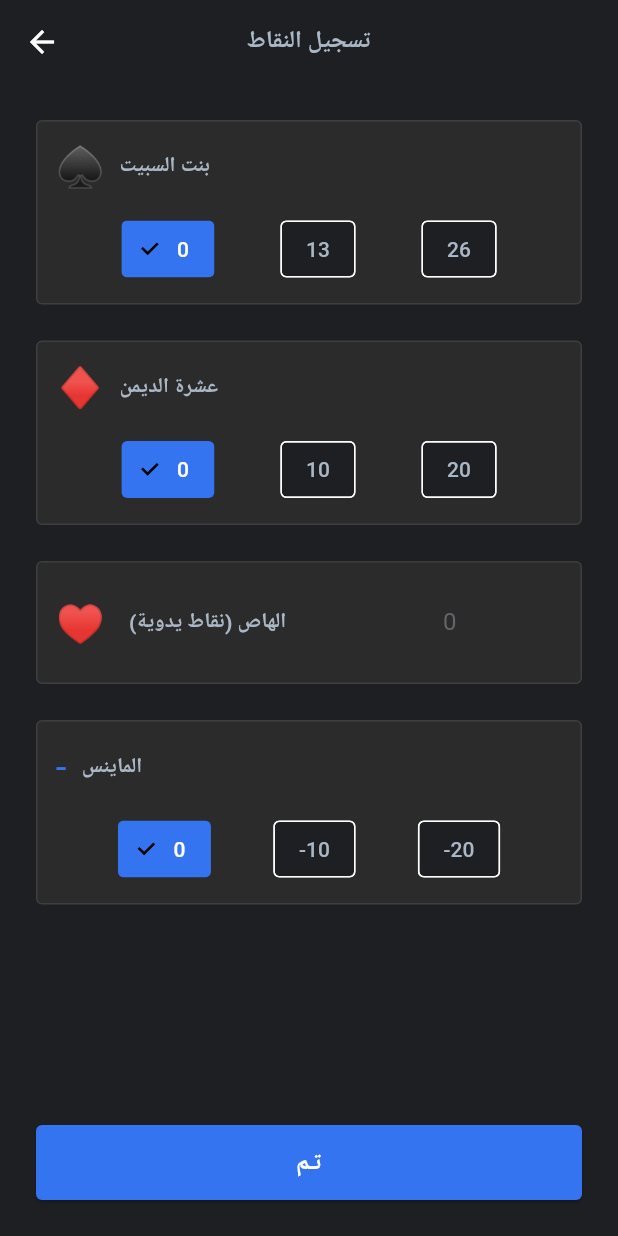
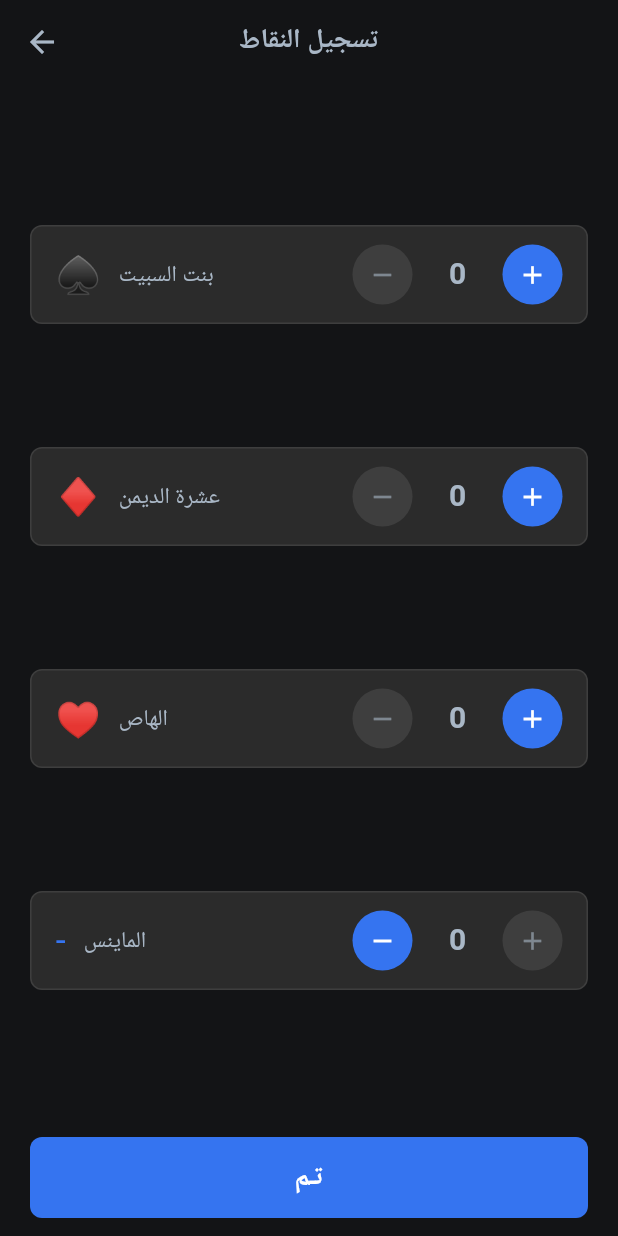
Before and after one commit to akanazi0/bent_al_sabeet, a Flutter app: the ScoreEntryScreen screen opened directly, on a phone screen of 412 x 824 dp. Run offline on Flutter 3.47's test engine with Material 3 defaults, Android fonts, the phone set to English and light mode, and no system bars; our stand-ins replace device_preview.

Commit message:
Refactor: Codebase cleanup, font bundling, and UI optimizations. Standardized Rubik font, removed unused screens/code, and optimized startup for web.

```diff
--- a/lib/features/scoring/presentation/screens/score_entry_screen.dart
+++ b/lib/features/scoring/presentation/screens/score_entry_screen.dart
@@ -18,118 +18,169 @@ class _ScoreEntryScreenState extends State<ScoreEntryScreen> {
   @override
   Widget build(BuildContext context) {
     return Scaffold(
-      backgroundColor: const Color(0xFF1E1F22),
       appBar: AppBar(
-        backgroundColor: const Color(0xFF1E1F22),
         elevation: 0,
-        title: const Text('تسجيل النقاط',
-          style: TextStyle(color: Color(0xFFA9B7C6), fontSize: 16, fontWeight: FontWeight.bold)),
+        leading: IconButton(
+          tooltip: '',
+          icon: const Icon(Icons.arrow_back),
+          onPressed: () => Navigator.of(context).pop(),
         ),
-      body: Column(
+        title: Text(
+          'تسجيل النقاط',
+          style: TextStyle(
+            color: Theme.of(context).appBarTheme.foregroundColor,
+            fontSize: 18,
+            fontWeight: FontWeight.w600,
+          ),
+        ),
+        centerTitle: true,
+      ),
+      body: SafeArea(
+        child: Padding(
+          padding: const EdgeInsets.symmetric(horizontal: 20.0, vertical: 12.0),
+          child: Column(
             children: [
               Expanded(
-            child: SingleChildScrollView(
-              padding: const EdgeInsets.all(24.0),
-              child: ConstrainedBox(
-                constraints: BoxConstraints(minHeight: MediaQuery.of(context).size.height * 0.5),
-                child: IntrinsicHeight(
                 child: Column(
-                    mainAxisAlignment: MainAxisAlignment.center,
+                  mainAxisAlignment: MainAxisAlignment.spaceEvenly,
                   children: [
-                          _buildOption('♠', 'بنت السبيت', [0, 13, 26], (val) => setState(() => sibeeta = val), sibeeta),
-                      const SizedBox(height: 24),
-                      _buildOption('♦', 'عشرة الديمن', [0, 10, 20], (val) => setState(() => deman = val), deman),
-                      const SizedBox(height: 24),
-                      Container(
-                        padding: const EdgeInsets.all(12),
-                        decoration: BoxDecoration(
-                          color: const Color(0xFF2B2B2B),
-                          borderRadius: BorderRadius.circular(4),
-                          border: Border.all(color: const Color(0xFF3E3E3E)),
-                        ),
-                        child: ListTile(
-                          contentPadding: EdgeInsets.zero,
-                              leading: const Text('♥', style: TextStyle(color: Color(0xFF3574F0), fontSize: 26)),
-                          title: const Text('الهاص (نقاط يدوية)', style: TextStyle(color: Color(0xFFA9B7C6), fontSize: 14, fontWeight: FontWeight.bold)),
-                          trailing: SizedBox(
-                            width: 80,
-                            child: TextField(
-                              keyboardType: TextInputType.number,
-                              style: const TextStyle(color: Colors.white),
-                              decoration: const InputDecoration(
-                                hintText: '0',
-                                hintStyle: TextStyle(color: Color(0xFF626569)),
-                                border: InputBorder.none,
-                              ),
-                              onChanged: (val) => setState(() => hash = int.tryParse(val) ?? 0),
-                            ),
-                          ),
-                        ),
-                      ),
-                      const SizedBox(height: 24),
-                      _buildOption('-', 'الماينس', [0, -10, -20], (val) => setState(() => minus = val), minus),
+                    _buildIncrementOption('♠', 'بنت السبيت', sibeeta, 13, 0, 26, (val) => setState(() => sibeeta = val)),
+                    _buildIncrementOption('♦', 'عشرة الديمن', deman, 10, 0, 20, (val) => setState(() => deman = val)),
+                    _buildIncrementOption('♥', 'الهاص', hash, 1, 0, 26, (val) => setState(() => hash = val)),
+                    _buildIncrementOption('-', 'الماينس', minus, 10, -20, 0, (val) => setState(() => minus = val)),
                   ],
                 ),
               ),
-              ),
-            ),
-          ),
-          Padding(
-            padding: const EdgeInsets.all(24.0),
-            child: SizedBox(
+              const SizedBox(height: 16),
+              SizedBox(
                 width: double.infinity,
-              height: 50,
+                height: 54,
                 child: ElevatedButton(
                   style: ElevatedButton.styleFrom(
                     backgroundColor: const Color(0xFF3574F0),
-                  shape: RoundedRectangleBorder(borderRadius: BorderRadius.circular(4)),
+                    foregroundColor: Colors.white,
+                    shape: RoundedRectangleBorder(
+                      borderRadius: BorderRadius.circular(8),
+                    ),
+                    elevation: 0,
                   ),
                   onPressed: () {
                     context.read<GameProvider>().addPendingScoreComponents(
                           sibeeta: sibeeta, deman: deman, hash: hash, minus: minus);
                     Navigator.pop(context);
                   },
-                child: const Text('تـم', style: TextStyle(fontWeight: FontWeight.bold, fontSize: 16)),
+                  child: const Text(
+                    'تـم',
+                    style: TextStyle(
+                      fontSize: 18,
+                      fontWeight: FontWeight.w600,
                     ),
                   ),
-          )
+                ),
+              ),
+            ],
+          ),
+        ),
+      ),
+    );
+  }
+
+  Widget _buildIncrementOption(String icon, String title, int currentVal, int step, int minVal, int maxVal, Function(int) onUpdate) {
+    return Container(
+      padding: const EdgeInsets.symmetric(horizontal: 16, vertical: 12),
+      decoration: BoxDecoration(
+        color: Theme.of(context).colorScheme.surface,
+        borderRadius: BorderRadius.circular(8),
+        border: Border.all(color: Theme.of(context).dividerColor, width: 1),
+      ),
+      child: Row(
+        children: [
+          // Icon and title
+          Expanded(
+            flex: 2,
+            child: Row(
+              children: [
+                Text(
+                  icon,
+                  style: TextStyle(
+                    color: Theme.of(context).colorScheme.primary,
+                    fontSize: 24,
+                    fontWeight: FontWeight.w400,
+                  ),
+                ),
+                const SizedBox(width: 12),
+                Expanded(
+                  child: Text(
+                    title,
+                    style: TextStyle(
+                      color: Theme.of(context).textTheme.bodyLarge?.color,
+                      fontSize: 15,
+                      fontWeight: FontWeight.w500,
+                    ),
+                  ),
+                ),
+              ],
+            ),
+          ),
+          // Controls
+          Row(
+            mainAxisSize: MainAxisSize.min,
+            children: [
+              // Minus button
+              _buildControlButton(
+                icon: Icons.remove,
+                isEnabled: currentVal > minVal,
+                onPressed: () => onUpdate(currentVal - step),
+              ),
+              // Current value display
+              Container(
+                width: 60,
+                alignment: Alignment.center,
+                child: Text(
+                  '$currentVal',
+                  style: TextStyle(
+                    color: Theme.of(context).textTheme.bodyLarge?.color,
+                    fontSize: 20,
+                    fontWeight: FontWeight.w600,
+                  ),
+                ),
+              ),
+              // Plus button
+              _buildControlButton(
+                icon: Icons.add,
+                isEnabled: currentVal < maxVal,
+                onPressed: () => onUpdate(currentVal + step),
+              ),
+            ],
+          ),
         ],
       ),
     );
   }
 
-  Widget _buildOption(String icon, String title, List<int> values, Function(int) onSelect, int currentVal) {
-    return Container(
-      padding: const EdgeInsets.all(12),
+  Widget _buildControlButton({
+    required IconData icon,
+    required bool isEnabled,
+    required VoidCallback onPressed,
+  }) {
+    return Material(
+      color: Colors.transparent,
+      child: InkWell(
+        onTap: isEnabled ? onPressed : null,
+        borderRadius: BorderRadius.circular(20),
+        child: Container(
+          width: 40,
+          height: 40,
           decoration: BoxDecoration(
-        color: const Color(0xFF2B2B2B),
-        borderRadius: BorderRadius.circular(4),
-        border: Border.all(color: const Color(0xFF3E3E3E)),
+            color: isEnabled ? Theme.of(context).colorScheme.primary : Theme.of(context).dividerColor,
+            borderRadius: BorderRadius.circular(20),
           ),
-      child: Column(
-        crossAxisAlignment: CrossAxisAlignment.start,
-        children: [
-          Row(
-            children: [
-                Text(icon, style: const TextStyle(color: Color(0xFF3574F0), fontSize: 26)),
-                const SizedBox(width: 10),
-              Text(title, style: const TextStyle(color: Color(0xFFA9B7C6), fontSize: 14, fontWeight: FontWeight.bold)),
-            ],
+          child: Icon(
+            icon,
+            color: isEnabled ? Colors.white : Theme.of(context).textTheme.bodyMedium?.color?.withOpacity(0.6),
+            size: 20,
           ),
-          const SizedBox(height: 12),
-          Row(
-            mainAxisAlignment: MainAxisAlignment.spaceEvenly,
-            children: values.map((v) => ChoiceChip(
-              label: Text('$v'),
-              selected: currentVal == v,
-              selectedColor: const Color(0xFF3574F0),
-              backgroundColor: const Color(0xFF1E1F22),
-              labelStyle: TextStyle(color: currentVal == v ? Colors.white : const Color(0xFFA9B7C6)),
-              shape: RoundedRectangleBorder(borderRadius: BorderRadius.circular(4)),
-              onSelected: (selected) => onSelect(v),
-            )).toList(),
         ),
-        ],
       ),
     );
   }
```
Also changed, not shown: lib/features/scoring/presentation/providers/game_provider.dart (+9 -33 lines), lib/features/scoring/presentation/screens/dashboard_screen.dart (+26 -28 lines), lib/features/scoring/presentation/screens/home_screen.dart (+80 -27 lines), lib/features/scoring/presentation/screens/main_menu_screen.dart (+33 -45 lines), lib/features/scoring/presentation/screens/player_selection_screen.dart (+16 -14 lines), lib/features/scoring/presentation/screens/round_details_screen.dart (deleted, +0 -47 lines), lib/main.dart (+28 -10 lines), pubspec.yaml (+10 -1 lines), assets/fonts/Rubik-Bold.ttf (added), assets/fonts/Rubik-Regular.ttf (added), assets/images/queen_of_spades.jpg (deleted), pubspec.lock, 3 other files. Lines whose indentation alone changed are shown as unchanged.
